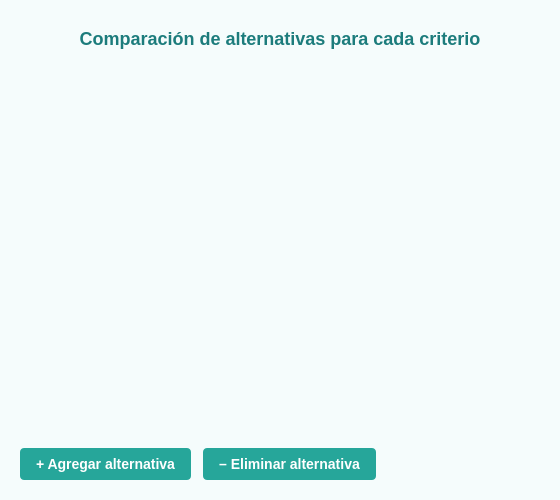
This is Desktop/ASIA_HAR_DESKTOP/ui/resources/alternativesTable.ui in ahg00048/ASIA_HAR_PARA_EL_DIAGNOSTICO as Qt 5 draws it before an edit. The edited form follows.
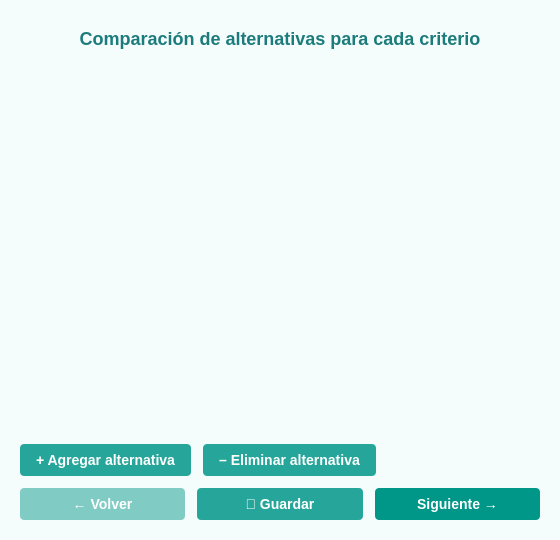
This is the edited form.

Patch:
```diff
--- a/Desktop/ASIA_HAR_DESKTOP/ui/resources/alternativesTable.ui
+++ b/Desktop/ASIA_HAR_DESKTOP/ui/resources/alternativesTable.ui
@@ -7,7 +7,7 @@
     <x>0</x>
     <y>0</y>
     <width>560</width>
-    <height>500</height>
+    <height>540</height>
    </rect>
   </property>
   <property name="windowTitle">
@@ -77,6 +77,24 @@
     QPushButton:pressed {
         background-color: #00796B;
     }
+    QPushButton#backButton {
+        background-color: #80CBC4;
+    }
+    QPushButton#backButton:hover {
+        background-color: #4DB6AC;
+    }
+    QPushButton#saveButton {
+        background-color: #26A69A;
+    }
+    QPushButton#saveButton:hover {
+        background-color: #00897B;
+    }
+    QPushButton#nextButton {
+        background-color: #009688;
+    }
+    QPushButton#nextButton:hover {
+        background-color: #00796B;
+    }
    </string>
   </property>
   <layout class="QVBoxLayout" name="mainLayout">
@@ -161,6 +179,43 @@
      </item>
     </layout>
    </item>
+   <item>
+    <layout class="QHBoxLayout" name="navigationLayout">
+     <property name="spacing">
+      <number>12</number>
+     </property>
+     <item>
+      <widget class="QPushButton" name="backButton">
+       <property name="text">
+        <string>← Volver</string>
+       </property>
+       <property name="toolTip">
+        <string>Regresar a la vista de criterios</string>
+       </property>
+      </widget>
+     </item>
+     <item>
+      <widget class="QPushButton" name="saveButton">
+       <property name="text">
+        <string>💾 Guardar</string>
+       </property>
+       <property name="toolTip">
+        <string>Guardar el estado actual de las matrices</string>
+       </property>
+      </widget>
+     </item>
+     <item>
+      <widget class="QPushButton" name="nextButton">
+       <property name="text">
+        <string>Siguiente →</string>
+       </property>
+       <property name="toolTip">
+        <string>Continuar al siguiente paso del proceso</string>
+       </property>
+      </widget>
+     </item>
+    </layout>
+   </item>
   </layout>
  </widget>
  <resources/>
```
